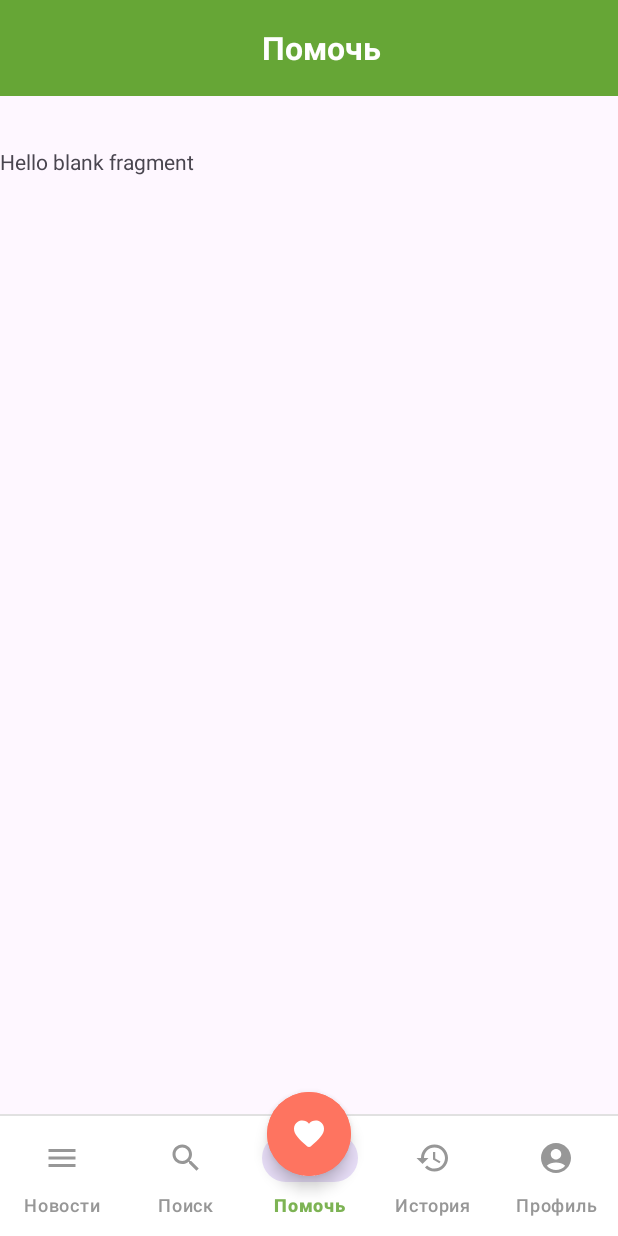
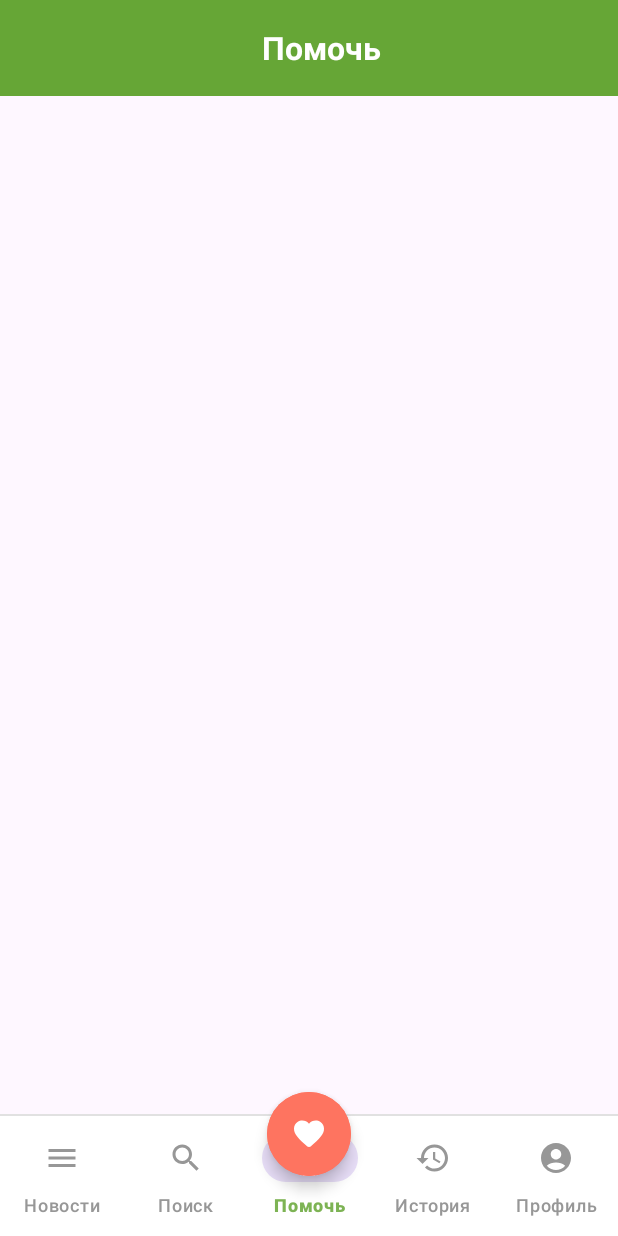
Before and after one commit to Alexander58123/simbirsoft_zadanie9_service, an Android app: the screen it shows after launch (CategoriiPomoshi), on a phone screen of 412 x 824 dp. Run offline under Robolectric (Android 15) with nearby library versions, the phone set to English and light mode, and no system bars; Roboto replaces fonts that are not available here.

Commit message:
add fragment

```diff
--- a/app/src/main/res/layout/fragment_blank.xml
+++ b/app/src/main/res/layout/fragment_blank.xml
@@ -6,9 +6,10 @@
     tools:context=".BlankFragment">
 
     <!-- TODO: Update blank fragment layout -->
-    <TextView
+
+    <androidx.recyclerview.widget.RecyclerView
+        android:id="@+id/rcView"
         android:layout_width="match_parent"
-        android:layout_height="match_parent"
-        android:text="@string/hello_blank_fragment" />
+        android:layout_height="match_parent" />
 
 </FrameLayout>
```
